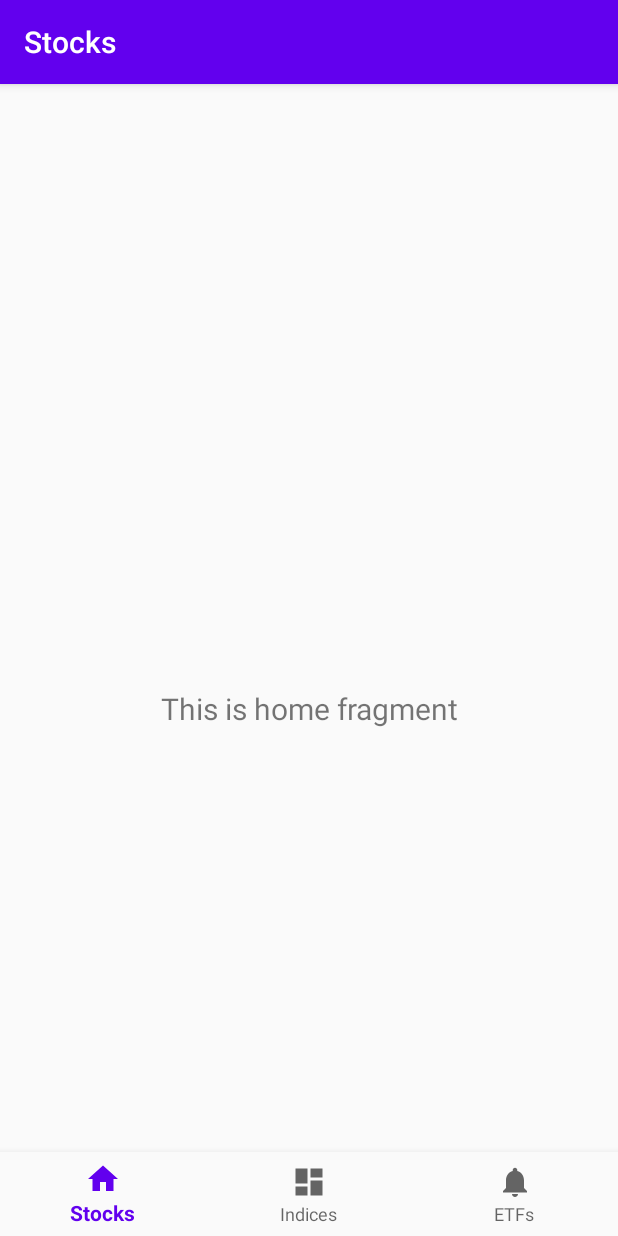
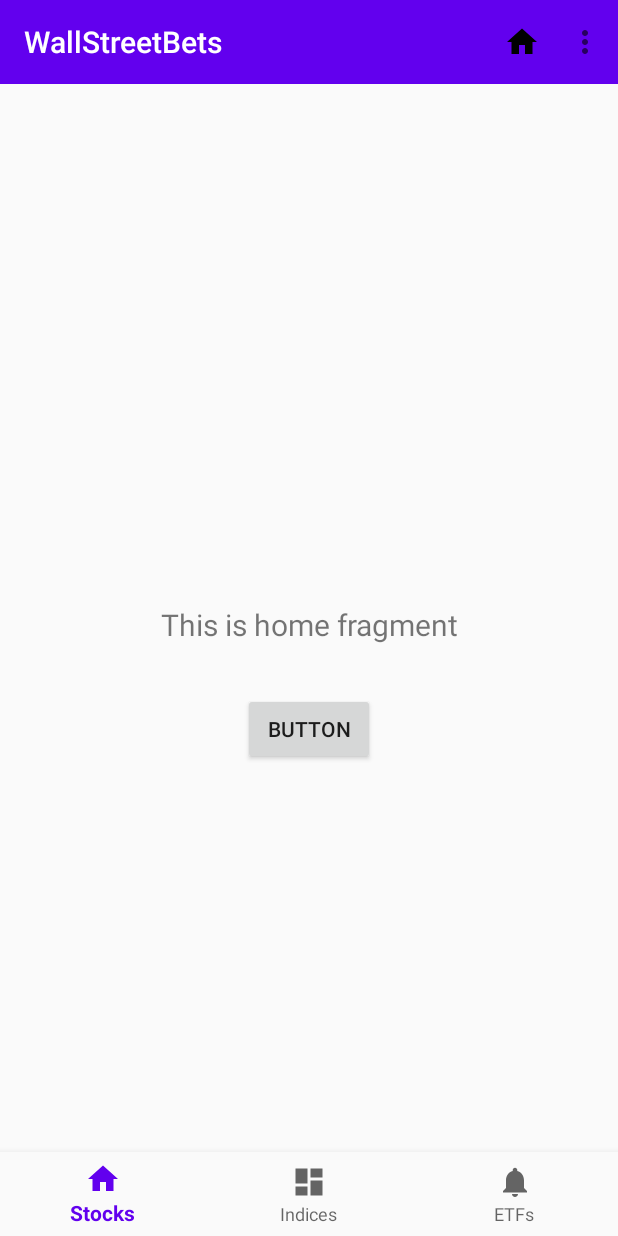
Before and after one commit to xxwikkixx/WallStreetBets, an Android app: the screen it shows after launch (MainActivity), on a phone screen of 412 x 824 dp. Run offline under Robolectric (Android 15) with nearby library versions, the phone set to English and light mode, and no system bars; our stand-ins replace navigation-ui.

Commit message:
things are finally working

```diff
--- a/app/src/main/AndroidManifest.xml
+++ b/app/src/main/AndroidManifest.xml
@@ -11,7 +11,7 @@
         android:theme="@style/AppTheme">
         <activity
             android:name=".SettingsActivity"
-            android:label="@string/title_activity_settings"></activity>
+            android:label="@string/title_activity_settings" />
         <activity
             android:name=".MainActivity"
             android:label="@string/app_name">
--- a/app/src/main/java/com/waqas/wallstreetbets/MainActivity.java
+++ b/app/src/main/java/com/waqas/wallstreetbets/MainActivity.java
@@ -1,11 +1,12 @@
 package com.waqas.wallstreetbets;
 
 import android.os.Bundle;
-import android.widget.Toolbar;
+import android.view.Menu;
 
 import com.google.android.material.bottomnavigation.BottomNavigationView;
 
 import androidx.appcompat.app.AppCompatActivity;
+import androidx.appcompat.widget.Toolbar;
 import androidx.navigation.NavController;
 import androidx.navigation.Navigation;
 import androidx.navigation.ui.AppBarConfiguration;
@@ -24,9 +25,18 @@ public class MainActivity extends AppCompatActivity {
                 R.id.navigation_stocks, R.id.navigation_indices, R.id.navigation_etfs)
                 .build();
         NavController navController = Navigation.findNavController(this, R.id.nav_host_fragment);
-        NavigationUI.setupActionBarWithNavController(this, navController, appBarConfiguration);
+//        NavigationUI.setupActionBarWithNavController(this, navController, appBarConfiguration);
         NavigationUI.setupWithNavController(navView, navController);
+
+        Toolbar toolbar = (Toolbar) findViewById(R.id.toolbar);
+        setSupportActionBar(toolbar);
 
     }
 
+    @Override
+    public boolean onCreateOptionsMenu(Menu menu) {
+        // Inflate the menu; this adds items to the action bar if it is present.
+        getMenuInflater().inflate(R.menu.main, menu);
+        return true;
+    }
 }
--- a/app/src/main/java/com/waqas/wallstreetbets/ui/stocks/StocksFragment.java
+++ b/app/src/main/java/com/waqas/wallstreetbets/ui/stocks/StocksFragment.java
@@ -1,9 +1,11 @@
 package com.waqas.wallstreetbets.ui.stocks;
 
+import android.content.Intent;
 import android.os.Bundle;
 import android.view.LayoutInflater;
 import android.view.View;
 import android.view.ViewGroup;
+import android.widget.Button;
 import android.widget.TextView;
 
 import androidx.annotation.NonNull;
@@ -13,6 +15,7 @@ import androidx.lifecycle.Observer;
 import androidx.lifecycle.ViewModelProviders;
 
 import com.waqas.wallstreetbets.R;
+import com.waqas.wallstreetbets.SettingsActivity;
 
 public class StocksFragment extends Fragment {
 
@@ -30,6 +33,16 @@ public class StocksFragment extends Fragment {
                 textView.setText(s);
             }
         });
+
+        Button but = root.findViewById(R.id.button);
+        but.setOnClickListener(new View.OnClickListener() {
+            @Override
+            public void onClick(View v) {
+                Intent intent = new Intent(getActivity(), SettingsActivity.class);
+                startActivity(intent);
+
+            }
+        });
         return root;
     }
 }
--- a/app/src/main/res/layout/activity_main.xml
+++ b/app/src/main/res/layout/activity_main.xml
@@ -5,7 +5,16 @@
     android:id="@+id/container"
     android:layout_width="match_parent"
     android:layout_height="match_parent"
-    android:paddingTop="?attr/actionBarSize">
+    >
+<!--    android:paddingTop="?attr/actionBarSize"-->
+    <androidx.appcompat.widget.Toolbar
+        android:id="@+id/toolbar"
+        android:layout_width="match_parent"
+        android:layout_height="wrap_content"
+        android:background="?attr/colorPrimary"
+        android:minHeight="?attr/actionBarSize"
+        app:layout_constraintTop_toTopOf="parent"
+        app:titleTextColor="@android:color/white"></androidx.appcompat.widget.Toolbar>
 
     <com.google.android.material.bottomnavigation.BottomNavigationView
         android:id="@+id/nav_view"
--- a/app/src/main/res/layout/fragment_stocks.xml
+++ b/app/src/main/res/layout/fragment_stocks.xml
@@ -19,4 +19,14 @@
         app:layout_constraintEnd_toEndOf="parent"
         app:layout_constraintStart_toStartOf="parent"
         app:layout_constraintTop_toTopOf="parent" />
+
+    <Button
+        android:id="@+id/button"
+        android:layout_width="wrap_content"
+        android:layout_height="wrap_content"
+        android:layout_marginTop="32dp"
+        android:text="Button"
+        app:layout_constraintEnd_toEndOf="parent"
+        app:layout_constraintStart_toStartOf="parent"
+        app:layout_constraintTop_toBottomOf="@+id/text_home" />
 </androidx.constraintlayout.widget.ConstraintLayout>
--- a/app/src/main/res/menu/bottom_nav_menu.xml
+++ b/app/src/main/res/menu/bottom_nav_menu.xml
@@ -17,4 +17,9 @@
         android:icon="@drawable/ic_notifications_black_24dp"
         android:title="@string/title_etfs" />
 
+<!--    <item-->
+<!--        android:id="@+id/navigation_settings"-->
+<!--        android:icon="@drawable/ic_notifications_black_24dp"-->
+<!--        android:title="@string/title_settings" />-->
+
 </menu>
--- a/app/src/main/res/values/styles.xml
+++ b/app/src/main/res/values/styles.xml
@@ -1,7 +1,7 @@
 <resources>
 
     <!-- Base application theme. -->
-    <style name="AppTheme" parent="Theme.AppCompat.Light.DarkActionBar">
+    <style name="AppTheme" parent="Theme.AppCompat.Light.NoActionBar">
         <!-- Customize your theme here. -->
         <item name="colorPrimary">@color/colorPrimary</item>
         <item name="colorPrimaryDark">@color/colorPrimaryDark</item>
```
